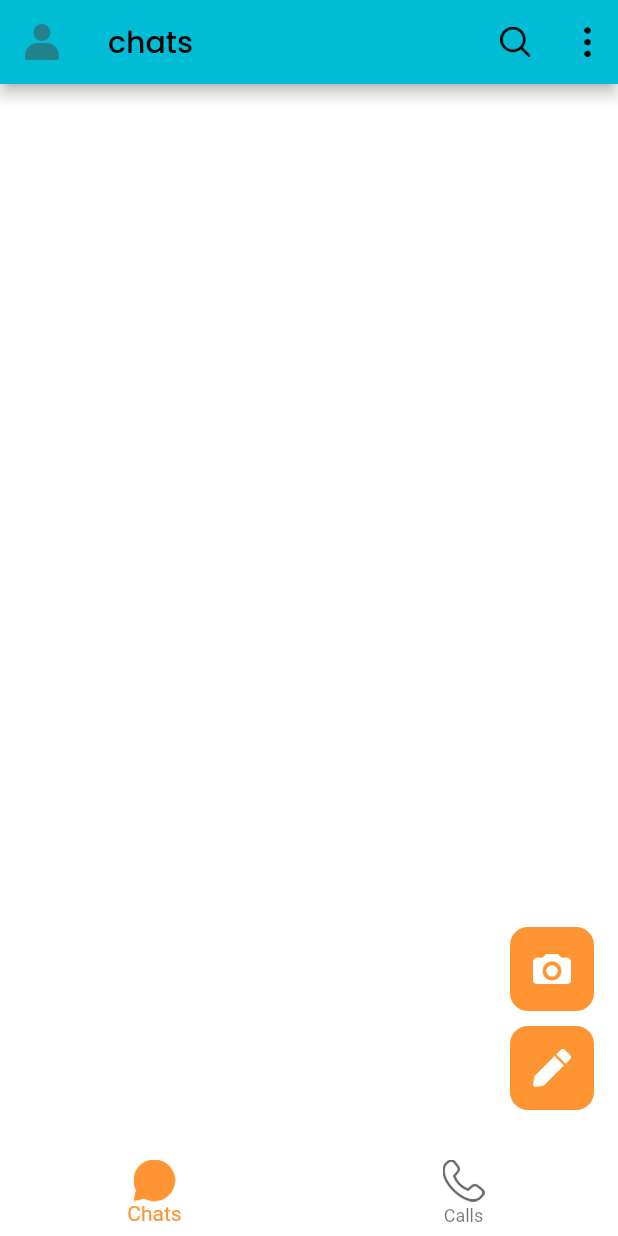
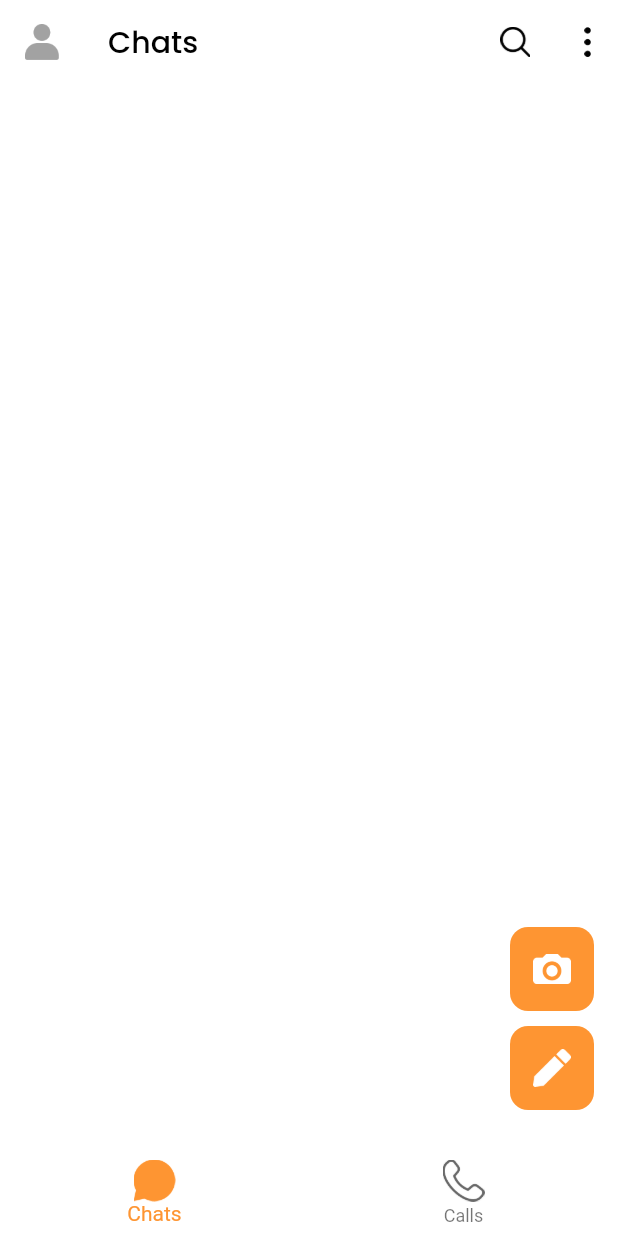
Before and after one commit to stackappSolution/firebase_chat_app, a Flutter app: the screen it shows after launch, on a phone screen of 412 x 824 dp. Run offline on Flutter 3.47's test engine with Material 2 defaults, Android fonts, the phone set to English and light mode, and no system bars; our stand-ins replace cached_network_image, cloud_firestore, connectivity, contacts_service, country_code_picker, firebase_auth and 9 more; accounts and stored records are empty.

Commit message:
resolve conflicts

```diff
--- a/lib/app/widget/app_app_bar.dart
+++ b/lib/app/widget/app_app_bar.dart
@@ -1,5 +1,6 @@
 import 'package:flutter/material.dart';
 import 'package:get/get.dart';
+import 'package:signal/constant/color_constant.dart';
 
 class AppAppBar extends StatelessWidget implements PreferredSizeWidget {
   final Color? backgroundColor;
@@ -31,13 +32,13 @@ class AppAppBar extends StatelessWidget implements PreferredSizeWidget {
 
     return AppBar(forceMaterialTransparency: false,
       // ignore: deprecated_member_use
-      backgroundColor: context.theme.bottomAppBarColor,
+     // backgroundColor: context.theme.bottomAppBarColor,
 
-
+    elevation: 0.0,
       leading: leading,
       shape: shape,
       leadingWidth: leadingWidth,
-     // backgroundColor: AppColorConstant.appWhite,
+      backgroundColor: AppColorConstant.appWhite,
       title: title,
       centerTitle: centerTitle,
       actions: actions,
--- a/lib/constant/color_constant.dart
+++ b/lib/constant/color_constant.dart
@@ -11,8 +11,7 @@ class AppColorConstant {
   static const Color appTheme= Color(0xFFFE9532);
   static const Color appYellow = Color(0xFFFE9532);
   static const Color appYellowBorder = Color(0xFFFE9532);
-  static const Color red = Color(0xFFdb1e1e);
-  static const Color appTheme = Color(0xFFFE9532);
+
   static const Color orange = Colors.orange;
   static const Color lightOrange = Color(0xFFF6EDE1);
   static const Color purple = Color(0xFFAF57BE);
--- a/lib/main.dart
+++ b/lib/main.dart
@@ -1,16 +1,12 @@
 import 'package:flutter_localizations/flutter_localizations.dart';
-
 import 'package:flutter/material.dart';
 import 'package:get/get.dart';
 import 'package:responsive_sizer/responsive_sizer.dart';
 import 'package:signal/generated/l10n.dart';
-
 import 'package:firebase_core/firebase_core.dart';
-
 import 'package:signal/routes/routes_helper.dart';
 import 'app/app/utills/theme_util.dart';
 
-import 'package:signal/pages/appearance/appearance_screen.dart';
 
 Future<void> main() async {
   WidgetsFlutterBinding.ensureInitialized();
@@ -34,20 +30,10 @@ class MyApp extends StatelessWidget {
           child: GetMaterialApp(
             locale: locale,
             title: 'Flutter matrimonial app',
-            //theme: ThemeUtil.getAppTheme(context, ThemeUtil.isDark),
-            //theme: ThemeData.light(),
-
-            darkTheme: ThemeData.light(),
-
-            // darkTheme: ThemeData.dark(),
-
-            themeMode: ThemeUtil.selectedTheme,
+           // darkTheme: ThemeData.light(),
+          //  themeMode: ThemeUtil.selectedTheme,
             theme: Themes.light,
-
             debugShowCheckedModeBanner: false,
-
-            home: AppearanceScreen(),
-
             defaultTransition: Transition.fadeIn,
             initialRoute: RouteHelper.getHomeScreen(),
             getPages: RouteHelper.routes,
--- a/lib/pages/home/home_screen.dart
+++ b/lib/pages/home/home_screen.dart
@@ -7,14 +7,11 @@ import 'package:signal/app/widget/app_image_assets.dart';
 import 'package:signal/app/widget/app_text.dart';
 import 'package:signal/constant/app_asset.dart';
 import 'package:signal/constant/color_constant.dart';
-import 'package:signal/constant/string_constant.dart';
 import 'package:signal/controller/home_controller.dart';
 import 'package:signal/pages/calls/calls_screen.dart';
 import 'package:signal/pages/chats/chat_screen.dart';
 import 'package:signal/pages/home/home_view_model.dart';
-
 import 'package:signal/generated/l10n.dart';
-
 import 'package:signal/routes/routes_helper.dart';
 
 
@@ -22,6 +19,7 @@ class HomeScreen extends StatelessWidget {
   HomeScreen({Key? key}) : super(key: key);
 
   HomeViewModel? homeViewModel;
+
 
   @override
   Widget build(BuildContext context) {
@@ -33,6 +31,8 @@ class HomeScreen extends StatelessWidget {
       initState: (state) {
 
         homeViewModel!.getLocalizationKey();
+
+
       },
       builder: (controller) {
         return SafeArea(
@@ -50,28 +50,29 @@ getAppBar() {
   return AppAppBar(
     leading: Padding(
       padding: EdgeInsets.all(16.px),
-      child: GestureDetector(onTap: () {
-        Get.toNamed(RouteHelper.getSettingScreen());
-      },
-        child: const AppImageAsset(
-          image: AppAsset.person,
-        ),
+      child: const AppImageAsset(
+        image: AppAsset.person,
       ),
     ),
-    title: AppText(StringConstant.chats,
+    title: AppText(S.of(Get.context!).chats,
         color: AppColorConstant.appBlack, fontSize: 20.px),
     actions: [
       Padding(
         padding: EdgeInsets.all(18.px),
         child: const AppImageAsset(image: AppAsset.search),
       ),
-      Padding(
-        padding: EdgeInsets.all(18.px),
-        child: const AppImageAsset(image: AppAsset.popup),
+      InkWell(onTap: () {
+        Get.toNamed(RouteHelper.getSettingScreen());
+      },
+        child: Padding(
+          padding: EdgeInsets.all(18.px),
+          child: const AppImageAsset(image: AppAsset.popup),
+        ),
       ),
     ],
   );
 }
+
 getBody(HomeScreenController controller) {
   return IndexedStack(
     index: controller.tabIndex,
--- a/lib/pages/profile/profile_screen.dart
+++ b/lib/pages/profile/profile_screen.dart
@@ -134,12 +134,12 @@ class ProfileScreen extends StatelessWidget {
                   Padding(
                     padding: EdgeInsets.only(top: 5.px),
                     child: AppTextFormField(
-                    padding: EdgeInsets.only(top: 10.px),n
-                      label: "",
+
+
                       controller:
                           profileViewModel!.lastNameController,
                       labelText: StringConstant.lastName, fontSize: null,
-                      controller: profileViewModel!.lastNameController,
+
 
                     ),
                   ),
--- a/lib/routes/route_constant.dart
+++ /dev/null
@@ -1,19 +0,0 @@
- class RouteConstant{
-  static const String initial = '/';
-  static const String introPage = '/intro';
-  static const String signInPage = '/SignInPage';
-  static const String verifyOtpScreen = '/VerifyOtpPage';
-
-  static const String settingsScreen = '/settings';
-  static const String homeScreen = '/home';
-
-
-
-  static const String settingScreen = '/settings';
-
-  static const String profileScreen = '/profile';
-  static const String chatScreen = '/chat';
-  static const String appearanceScreen = '/appearance';
-
-
-  }
--- a/lib/routes/route_helper.dart
+++ /dev/null
@@ -1,61 +0,0 @@
-import 'package:get/get_navigation/src/routes/get_route.dart';
-
-import 'package:signal/pages/home/home_screen.dart';
-import 'package:signal/pages/otp_pages/verify_otp_page.dart';
-
-import 'package:signal/pages/appearance/appearance_screen.dart';
-import 'package:signal/pages/home/home_screen.dart';
-import 'package:signal/pages/intro_page/intro_page.dart';
-import 'package:signal/pages/otp_pages/verify_otp_page.dart';
-import 'package:signal/pages/profile/profile_screen.dart';
-
-import 'package:signal/pages/settings/settings_screen.dart';
-import 'package:signal/pages/signin_pages/sign_in_page.dart';
-import 'package:signal/routes/route_constant.dart';
-
-class RouteHelper {
-  static String getSignInPage() => RouteConstant.signInPage;
-
-  static String getVerifyOtpPage() => RouteConstant.verifyOtpScreen;
-  static String getSettingsScreen() => RouteConstant.settingsScreen;
-  static String getHomeScreen() => RouteConstant.homeScreen;
-
-
-
-  static String getSettingScreen() => RouteConstant.settingScreen;
-
-  static String getProfileScreen() => RouteConstant.profileScreen;
-  static String getAppearanceScreen() => RouteConstant.appearanceScreen;
-
-  static List<GetPage> routes = [
-    GetPage(name: RouteConstant.signInPage, page: () => SignInPage()),
-    GetPage(name: RouteConstant.verifyOtpScreen, page: () => VerifyOtpPage()),
-
-    GetPage(name: RouteConstant.settingsScreen, page: () => SettingScreen()),
-    GetPage(name: RouteConstant.homeScreen, page: () => HomeScreen()),
-
-
-
-    GetPage(name: RouteConstant.profileScreen, page: () => ProfileScreen()),
-    GetPage(name: RouteConstant.initial, page: () => IntroPage()),
-    GetPage(name: RouteConstant.profileScreen, page: () => ProfileScreen()),
-    GetPage(name: RouteConstant.appearanceScreen, page: () => AppearanceScreen()),
-    GetPage(
-      name: RouteConstant.signInPage,
-      page: () => SignInPage(),
-    ),
-    GetPage(
-      name: RouteConstant.verifyOtpScreen,
-      page: () => VerifyOtpPage(),
-    ),
-    GetPage(
-      name: RouteConstant.homeScreen,
-      page: () => HomeScreen(),
-    ),
-    GetPage(
-      name: RouteConstant.settingScreen,
-      page: () => SettingScreen(),
-    ),
-
-  ];
-}
--- a/lib/routes/routes_constant.dart
+++ b/lib/routes/routes_constant.dart
@@ -1,9 +1,19 @@
 class RouteConstant{
   static const String initial = '/';
-  static const String introPage = '/introPage';
+  static const String introPage = '/intro';
   static const String signInPage = '/SignInPage';
   static const String verifyOtpScreen = '/VerifyOtpPage';
+
+  static const String settingsScreen = '/settings';
   static const String homeScreen = '/home';
+
+
+
+  static const String settingScreen = '/settings';
+
   static const String profileScreen = '/profile';
-  static const String settingScreen = '/SettingScreen';
+  static const String chatScreen = '/chat';
+  static const String appearanceScreen = '/appearance';
+
+
 }
--- a/lib/routes/routes_helper.dart
+++ b/lib/routes/routes_helper.dart
@@ -1,27 +1,59 @@
 import 'package:get/get_navigation/src/routes/get_route.dart';
+
 import 'package:signal/pages/home/home_screen.dart';
+import 'package:signal/pages/otp_pages/verify_otp_page.dart';
+
+import 'package:signal/pages/appearance/appearance_screen.dart';
+
+import 'package:signal/pages/intro_page/intro_page.dart';
+
 import 'package:signal/pages/profile/profile_screen.dart';
-import 'package:signal/pages/intro_page/intro_page.dart';
-import 'package:signal/pages/otp_pages/verify_otp_page.dart';
+
+import 'package:signal/pages/settings/settings_screen.dart';
 import 'package:signal/pages/signin_pages/sign_in_page.dart';
+
 import 'package:signal/routes/routes_constant.dart';
 
 class RouteHelper {
-  static String getIntroPage() => RouteConstant.introPage;
   static String getSignInPage() => RouteConstant.signInPage;
+
   static String getVerifyOtpPage() => RouteConstant.verifyOtpScreen;
+
+  static String getSettingsScreen() => RouteConstant.settingsScreen;
+
   static String getHomeScreen() => RouteConstant.homeScreen;
-  static String getProfileScreen() => RouteConstant.profileScreen;
+
   static String getSettingScreen() => RouteConstant.settingScreen;
 
+  static String getProfileScreen() => RouteConstant.profileScreen;
+
+  static String getAppearanceScreen() => RouteConstant.appearanceScreen;
+
   static List<GetPage> routes = [
-    GetPage(name: RouteConstant.introPage, page: () => IntroPage()),
+    GetPage(name: RouteConstant.signInPage, page: () => SignInPage()),
+    GetPage(name: RouteConstant.verifyOtpScreen, page: () => VerifyOtpPage()),
+    GetPage(name: RouteConstant.settingsScreen, page: () => SettingScreen()),
     GetPage(name: RouteConstant.homeScreen, page: () => HomeScreen()),
     GetPage(name: RouteConstant.profileScreen, page: () => ProfileScreen()),
     GetPage(name: RouteConstant.initial, page: () => IntroPage()),
     GetPage(name: RouteConstant.profileScreen, page: () => ProfileScreen()),
-    GetPage(name: RouteConstant.signInPage,page: () => SignInPage(),),
-    GetPage(name: RouteConstant.verifyOtpScreen, page: () => VerifyOtpPage(),),
-   // GetPage(name: RouteConstant.settingScreen, page: () => SettingScreen(),)
+    GetPage(
+        name: RouteConstant.appearanceScreen, page: () => AppearanceScreen()),
+    GetPage(
+      name: RouteConstant.signInPage,
+      page: () => SignInPage(),
+    ),
+    GetPage(
+      name: RouteConstant.verifyOtpScreen,
+      page: () => VerifyOtpPage(),
+    ),
+    GetPage(
+      name: RouteConstant.homeScreen,
+      page: () => HomeScreen(),
+    ),
+    GetPage(
+      name: RouteConstant.settingScreen,
+      page: () => SettingScreen(),
+    ),
   ];
 }
```
Also changed, not shown: lib/controller/settings_controller.dart (+4 -46 lines), lib/pages/appearance/appearance_screen.dart (+25 -11 lines), lib/pages/appearance/appearance_view_model.dart (+11 -12 lines), lib/pages/calls/calls_screen.dart (+1 -23 lines), lib/pages/chats/chat_screen.dart (+34 -36 lines), lib/pages/settings/settings_screen.dart (+60 -15 lines), lib/pages/settings/settings_view_model.dart (+15 -1 lines).
